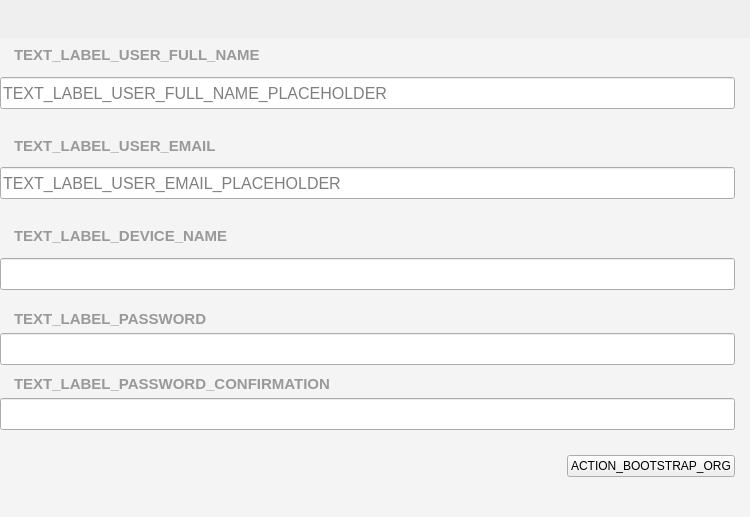
Above: guardata/client/gui/forms/bootstrap_organization_widget.ui from bitlogik/guardata before the change. Below: the same form after it.
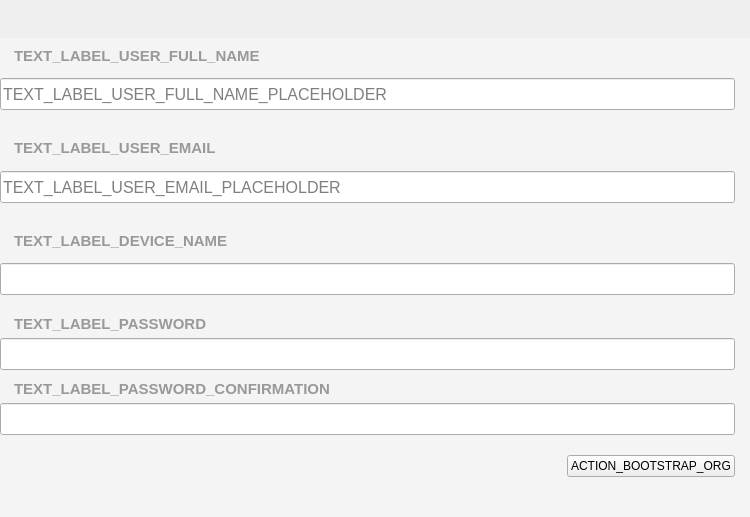
That is the form after the change.

Commit message: Activate group button less margin

```diff
--- a/guardata/client/gui/forms/bootstrap_organization_widget.ui
+++ b/guardata/client/gui/forms/bootstrap_organization_widget.ui
@@ -375,7 +375,7 @@
              <number>10</number>
             </property>
             <property name="topMargin">
-             <number>5</number>
+             <number>0</number>
             </property>
             <item>
              <spacer name="horizontalSpacer">
@@ -385,7 +385,7 @@
               <property name="sizeHint" stdset="0">
                <size>
                 <width>40</width>
-                <height>20</height>
+                <height>0</height>
                </size>
               </property>
              </spacer>
```
Left out of the diff: 4 changed lines with no effect on the pictures.
